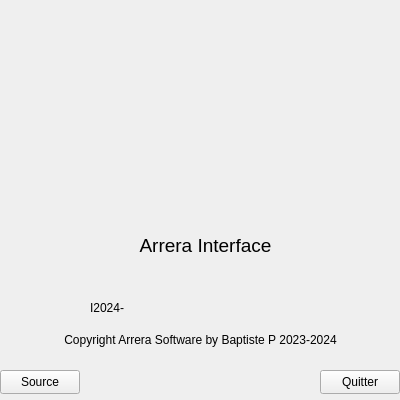
This is carreraapropos.ui in Arrera-Software/Arrera-Interface as Qt 5 draws it before an edit. The edited form follows.
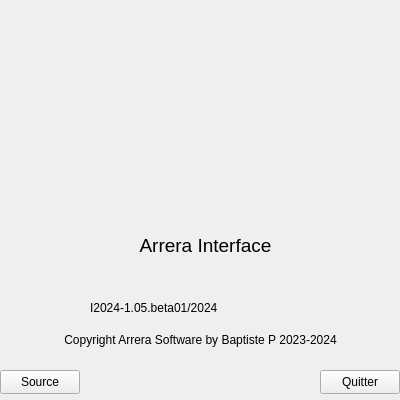
This is the edited form. Icons and pictures are not drawn.

Commit message: Mise a de la version

What changed in the file:
```diff
--- a/carreraapropos.ui
+++ b/carreraapropos.ui
@@ -88,7 +88,7 @@
      </rect>
     </property>
     <property name="text">
-     <string>I2024-</string>
+     <string>I2024-1.05.beta01/2024</string>
     </property>
    </widget>
    <widget class="QLabel" name="IDC_COPYWRITE">
```
